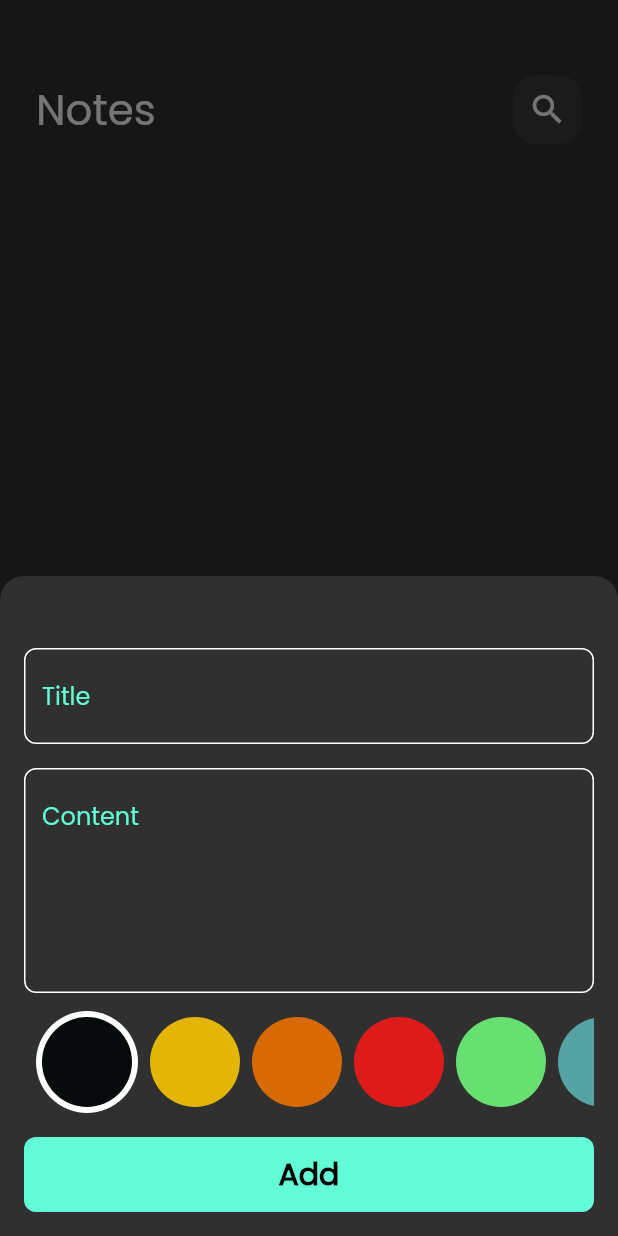
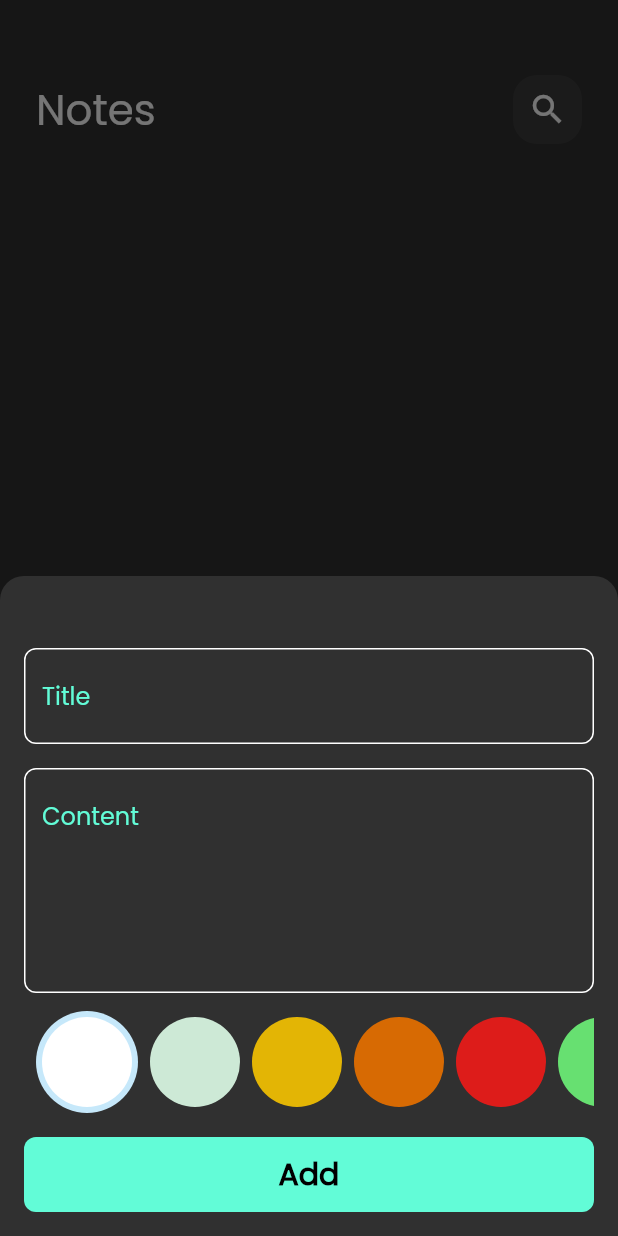
Before and after one commit to ahhmedsafwat/note_app, a Flutter app: the screen it shows after launch, after a tap on the "add" icon, on a phone screen of 412 x 824 dp. Run offline on Flutter 3.47's test engine with Material 2 defaults, Android fonts, the phone set to English and light mode, and no system bars; our stand-ins replace bloc, flutter_bloc, font_awesome_flutter, hive, hive_flutter, modal_progress_hud_nsn; accounts and stored records are empty.

Commit message:
made the color pallet works

```diff
--- a/lib/cubit/add_note_cubit/add_note_cubit.dart
+++ b/lib/cubit/add_note_cubit/add_note_cubit.dart
@@ -1,3 +1,4 @@
+import 'package:flutter/material.dart';
 import 'package:flutter_bloc/flutter_bloc.dart';
 import 'package:hive_flutter/adapters.dart';
 import 'package:meta/meta.dart';
@@ -9,7 +10,9 @@ part 'add_note_state.dart';
 class AddNoteCubit extends Cubit<AddNoteState> {
   AddNoteCubit() : super(AddNoteInitial());
 
+  Color? color = const Color(0xffCDE9D6);
   addNote(NoteModel note) async {
+    note.color = color!.value;
     emit(AddNoteLoading());
 
     try {
--- a/lib/views/widgets/color_item.dart
+++ b/lib/views/widgets/color_item.dart
@@ -1,3 +1,5 @@
+import 'dart:io';
+
 import 'package:flutter/material.dart';
 
 class ColorItem extends StatelessWidget {
@@ -9,7 +11,7 @@ class ColorItem extends StatelessWidget {
     return isActive
         ? CircleAvatar(
             radius: 34,
-            backgroundColor: Colors.white,
+            backgroundColor: Color(0xffC6E8FA),
             child: CircleAvatar(
               backgroundColor: color,
               radius: 30,
--- a/lib/views/widgets/color_listview.dart
+++ b/lib/views/widgets/color_listview.dart
@@ -1,4 +1,6 @@
 import 'package:flutter/material.dart';
+import 'package:flutter_bloc/flutter_bloc.dart';
+import 'package:note_app/cubit/add_note_cubit/add_note_cubit.dart';
 
 import 'color_item.dart';
 
@@ -11,7 +13,8 @@ class ColorListView extends StatefulWidget {
 
 class _ColorListViewState extends State<ColorListView> {
   List<Color> colors = const [
-    Color(0xff080b0c),
+    Color(0xffffffff),
+    Color(0xffCDE9D6),
     Color(0xffE3B505),
     Color(0xffD76A03),
     Color(0xffDD1C1A),
@@ -20,7 +23,6 @@ class _ColorListViewState extends State<ColorListView> {
     Color(0xff2B784C),
     Color(0xff084A5E),
     Color(0xff801A86),
-    Color(0xff730377),
   ];
   int currentIndex = 0;
   Widget build(BuildContext context) {
@@ -33,6 +35,7 @@ class _ColorListViewState extends State<ColorListView> {
           padding: const EdgeInsets.only(left: 8.0),
           child: GestureDetector(
               onTap: () {
+                BlocProvider.of<AddNoteCubit>(context).color = colors[index];
                 currentIndex = index;
                 setState(() {});
               },
--- a/lib/views/widgets/edit_note.dart
+++ b/lib/views/widgets/edit_note.dart
@@ -2,6 +2,7 @@ import 'package:flutter/material.dart';
 import 'package:flutter_bloc/flutter_bloc.dart';
 import 'package:note_app/cubit/note/note_cubit.dart';
 import 'package:note_app/models/note_model.dart';
+import 'package:note_app/views/widgets/color_listview.dart';
 import 'package:note_app/views/widgets/custom_appbar.dart';
 import 'package:note_app/views/widgets/custom_text_field.dart';
 
@@ -55,6 +56,10 @@ class _EditNoteViewState extends State<EditNoteView> {
               content = value;
             },
           ),
+          const SizedBox(
+            height: 26,
+          ),
+          const ColorListView()
         ],
       ),
     );
```
